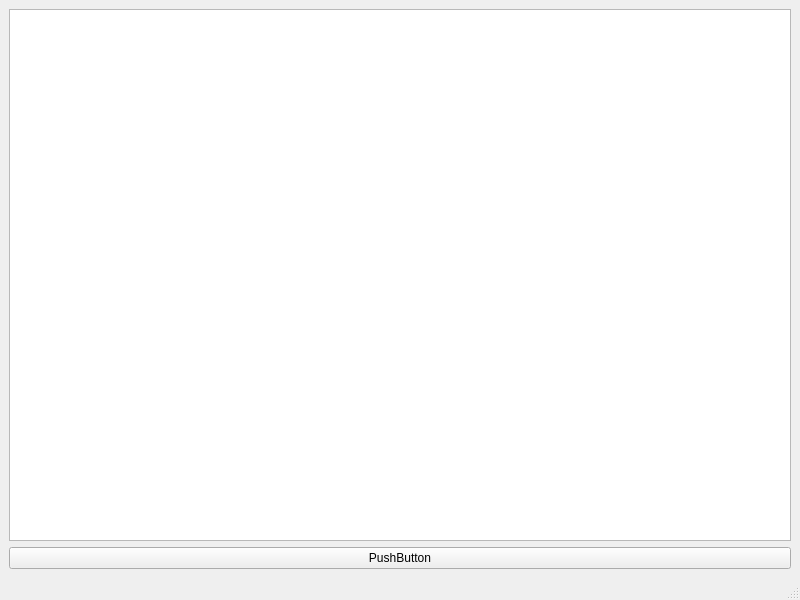
The window that titan/ui/main.ui (Fijishi-Enterprises/GENO-Energy-Optimization) describes before a commit, drawn with Qt 5.
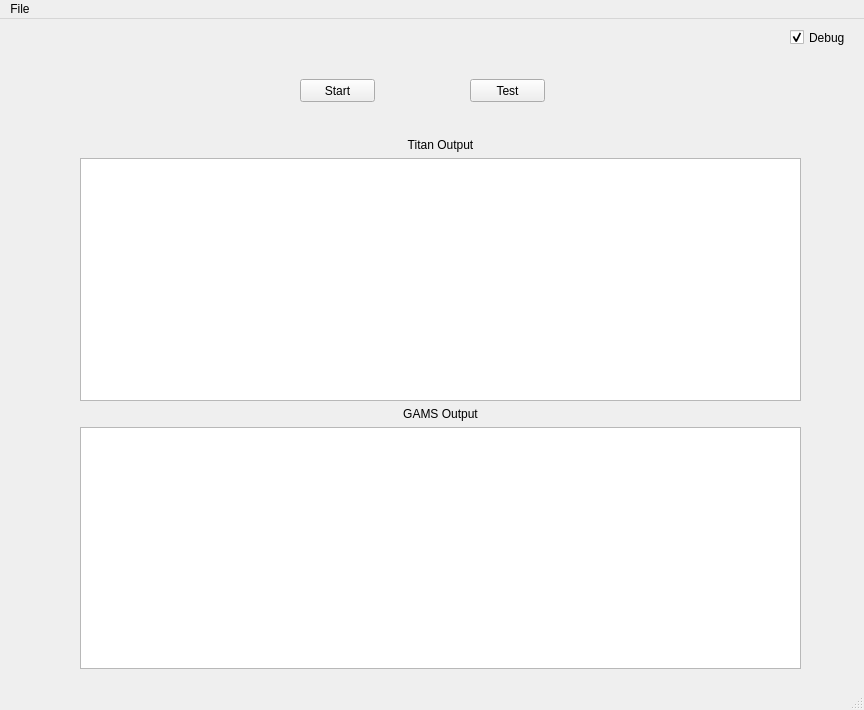
The same window after the commit.

Patch:
```diff
--- a/titan/ui/main.ui
+++ b/titan/ui/main.ui
@@ -6,8 +6,8 @@
    <rect>
     <x>0</x>
     <y>0</y>
-    <width>800</width>
-    <height>600</height>
+    <width>864</width>
+    <height>710</height>
    </rect>
   </property>
   <property name="minimumSize">
@@ -20,28 +20,103 @@
    <string>Sceleton Titan</string>
   </property>
   <widget class="QWidget" name="centralwidget">
-   <layout class="QVBoxLayout" name="verticalLayout">
-    <item>
-     <widget class="QTextBrowser" name="textBrowser"/>
-    </item>
-    <item>
-     <widget class="QPushButton" name="pushButton">
-      <property name="text">
-       <string>PushButton</string>
-      </property>
-     </widget>
-    </item>
-   </layout>
+   <widget class="QPushButton" name="pushButton_start">
+    <property name="geometry">
+     <rect>
+      <x>300</x>
+      <y>60</y>
+      <width>75</width>
+      <height>23</height>
+     </rect>
+    </property>
+    <property name="text">
+     <string>Start</string>
+    </property>
+   </widget>
+   <widget class="QCheckBox" name="checkBox_debug">
+    <property name="geometry">
+     <rect>
+      <x>790</x>
+      <y>10</y>
+      <width>70</width>
+      <height>17</height>
+     </rect>
+    </property>
+    <property name="text">
+     <string>Debug</string>
+    </property>
+    <property name="checked">
+     <bool>true</bool>
+    </property>
+   </widget>
+   <widget class="QPushButton" name="pushButton_test">
+    <property name="geometry">
+     <rect>
+      <x>470</x>
+      <y>60</y>
+      <width>75</width>
+      <height>23</height>
+     </rect>
+    </property>
+    <property name="text">
+     <string>Test</string>
+    </property>
+   </widget>
+   <widget class="QWidget" name="verticalLayoutWidget">
+    <property name="geometry">
+     <rect>
+      <x>80</x>
+      <y>119</y>
+      <width>721</width>
+      <height>531</height>
+     </rect>
+    </property>
+    <layout class="QVBoxLayout" name="verticalLayout">
+     <item>
+      <widget class="QLabel" name="label">
+       <property name="text">
+        <string>Titan Output</string>
+       </property>
+       <property name="alignment">
+        <set>Qt::AlignCenter</set>
+       </property>
+      </widget>
+     </item>
+     <item>
+      <widget class="QTextBrowser" name="textBrowser_main"/>
+     </item>
+     <item>
+      <widget class="QLabel" name="label_2">
+       <property name="text">
+        <string>GAMS Output</string>
+       </property>
+       <property name="alignment">
+        <set>Qt::AlignCenter</set>
+       </property>
+      </widget>
+     </item>
+     <item>
+      <widget class="QTextBrowser" name="textBrowser_process_output"/>
+     </item>
+    </layout>
+   </widget>
   </widget>
   <widget class="QMenuBar" name="menubar">
    <property name="geometry">
     <rect>
      <x>0</x>
      <y>0</y>
-     <width>800</width>
+     <width>864</width>
      <height>21</height>
     </rect>
    </property>
+   <widget class="QMenu" name="menuSceleton_Titan">
+    <property name="title">
+     <string>File</string>
+    </property>
+    <addaction name="action_quit"/>
+   </widget>
+   <addaction name="menuSceleton_Titan"/>
   </widget>
   <widget class="QStatusBar" name="statusbar"/>
  </widget>
```
Left out of the diff: 5 changed lines with no effect on the pictures.
